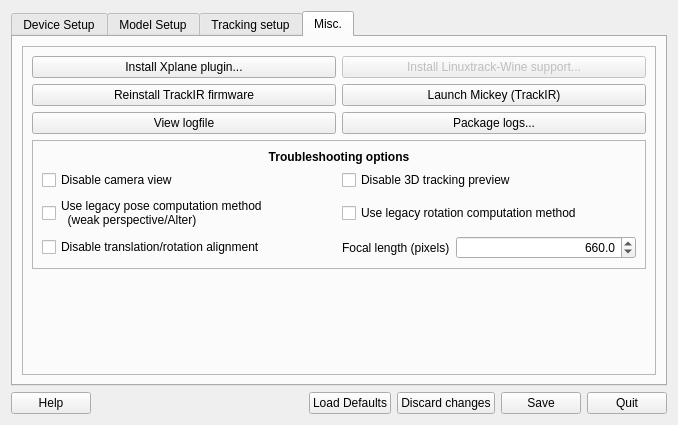
Above: src/qt_gui/ltr.ui from fwfa123/linuxtrackx-ir before the change. Below: the same form after it.
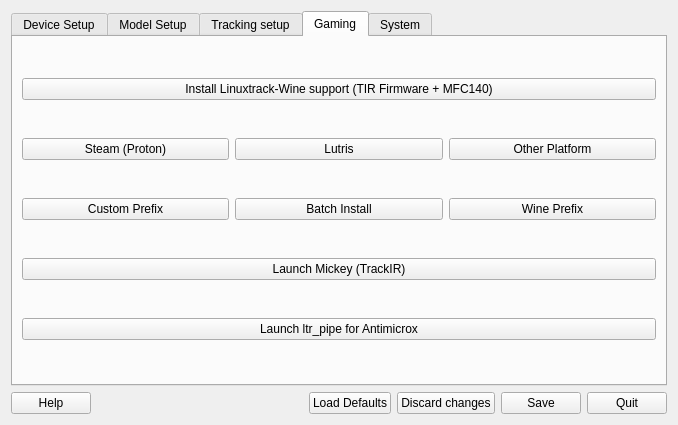
That is the form after the change. The open tabs and pages were chosen to show the change. Icons and pictures are not drawn.

Commit message:
Add Gaming tab and reorganize UI structure
- Rename Misc tab to System (tab_5)
- Add new Gaming tab (tab_4) with button grid layout
- Move Launch Mickey button from System to Gaming tab
- Remove LinuxtrackWineButton from System tab (will be replaced by Custom Prefix)
- Implement proper tab order: Device Setup, Model Setup, Tracking setup, Gaming, System

Diff of the .ui file:
```diff
--- a/src/qt_gui/ltr.ui
+++ b/src/qt_gui/ltr.ui
@@ -116,7 +116,85 @@
      </widget>
      <widget class="QWidget" name="tab_4">
       <attribute name="title">
-       <string>Misc.</string>
+       <string>Gaming</string>
+      </attribute>
+      <layout class="QVBoxLayout" name="gamingLayout">
+       <item>
+        <widget class="QPushButton" name="InstallTirMfcButton">
+         <property name="text">
+          <string>Install Linuxtrack-Wine support (TIR Firmware + MFC140)</string>
+         </property>
+        </widget>
+       </item>
+       <item>
+        <layout class="QHBoxLayout" name="platformButtonsLayout">
+         <item>
+          <widget class="QPushButton" name="SteamProtonButton">
+           <property name="text">
+            <string>Steam (Proton)</string>
+           </property>
+          </widget>
+         </item>
+         <item>
+          <widget class="QPushButton" name="LutrisButton">
+           <property name="text">
+            <string>Lutris</string>
+           </property>
+          </widget>
+         </item>
+         <item>
+          <widget class="QPushButton" name="OtherPlatformButton">
+           <property name="text">
+            <string>Other Platform</string>
+           </property>
+          </widget>
+         </item>
+        </layout>
+       </item>
+       <item>
+        <layout class="QHBoxLayout" name="utilityButtonsLayout">
+         <item>
+          <widget class="QPushButton" name="CustomPrefixButton">
+           <property name="text">
+            <string>Custom Prefix</string>
+           </property>
+          </widget>
+         </item>
+         <item>
+          <widget class="QPushButton" name="BatchInstallButton">
+           <property name="text">
+            <string>Batch Install</string>
+           </property>
+          </widget>
+         </item>
+         <item>
+          <widget class="QPushButton" name="WinePrefixButton">
+           <property name="text">
+            <string>Wine Prefix</string>
+           </property>
+          </widget>
+         </item>
+        </layout>
+       </item>
+       <item>
+        <widget class="QPushButton" name="LaunchMickeyButton">
+         <property name="text">
+          <string>Launch Mickey (TrackIR)</string>
+         </property>
+        </widget>
+       </item>
+       <item>
+        <widget class="QPushButton" name="LaunchLtrPipeButton">
+         <property name="text">
+          <string>Launch ltr_pipe for Antimicrox</string>
+         </property>
+        </widget>
+       </item>
+      </layout>
+     </widget>
+     <widget class="QWidget" name="tab_5">
+      <attribute name="title">
+       <string>System</string>
       </attribute>
       <layout class="QHBoxLayout" name="horizontalLayout_7">
        <item>
@@ -144,16 +222,7 @@
               </property>
              </widget>
             </item>
-            <item row="0" column="1">
-             <widget class="QPushButton" name="LinuxtrackWineButton">
-              <property name="enabled">
-               <bool>false</bool>
-              </property>
-              <property name="text">
-               <string>Install Linuxtrack-Wine support...</string>
-              </property>
-             </widget>
-            </item>
+
             <item row="3" column="1">
              <widget class="QPushButton" name="PackageLogsButton">
               <property name="text">
@@ -168,13 +237,7 @@
               </property>
              </widget>
             </item>
-            <item row="1" column="1">
-             <widget class="QPushButton" name="LaunchMickeyButton">
-              <property name="text">
-               <string>Launch Mickey (TrackIR)</string>
-              </property>
-             </widget>
-            </item>
+
            </layout>
           </item>
           <item>
```
